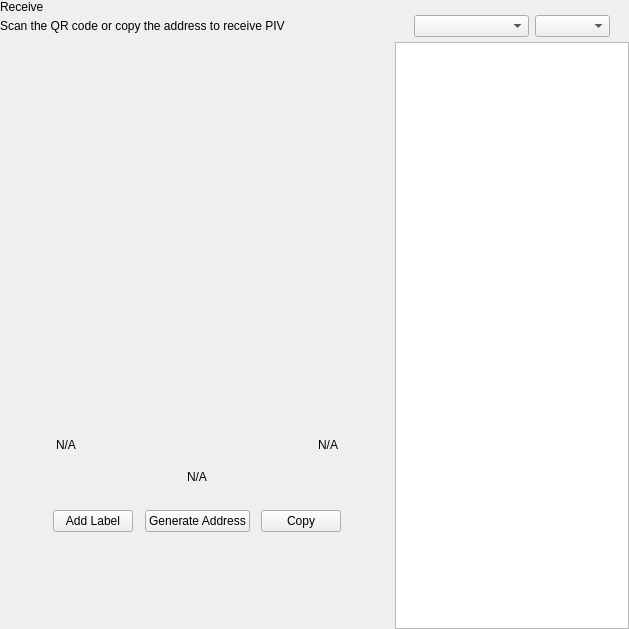
Euno/eunowallet, file src/qt/pivx/forms/receivewidget.ui: the form before one commit.
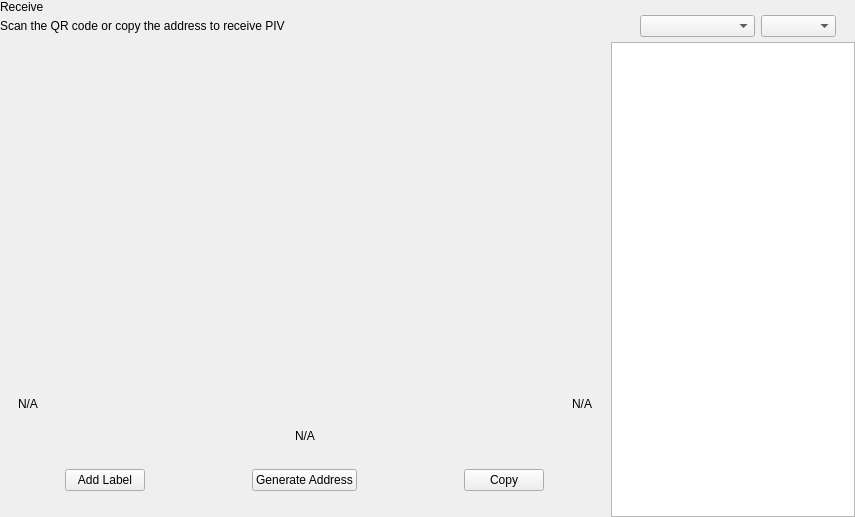
The form after the commit. Custom widgets are drawn as their Qt base class.

```diff
--- a/src/qt/pivx/forms/receivewidget.ui
+++ b/src/qt/pivx/forms/receivewidget.ui
@@ -6,8 +6,8 @@
    <rect>
     <x>0</x>
     <y>0</y>
-    <width>629</width>
-    <height>629</height>
+    <width>855</width>
+    <height>517</height>
    </rect>
   </property>
   <property name="minimumSize">
@@ -117,9 +117,21 @@
         </item>
         <item alignment="Qt::AlignHCenter">
          <widget class="QWidget" name="layoutQR" native="true">
+          <property name="sizePolicy">
+           <sizepolicy hsizetype="Minimum" vsizetype="Preferred">
+            <horstretch>0</horstretch>
+            <verstretch>0</verstretch>
+           </sizepolicy>
+          </property>
+          <property name="minimumSize">
+           <size>
+            <width>610</width>
+            <height>0</height>
+           </size>
+          </property>
           <property name="maximumSize">
            <size>
-            <width>510</width>
+            <width>610</width>
             <height>16777215</height>
            </size>
           </property>
```
